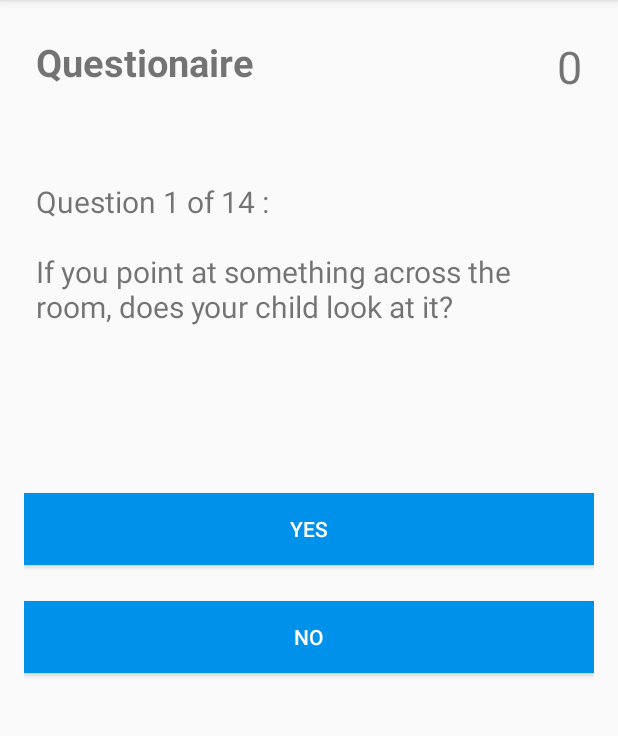
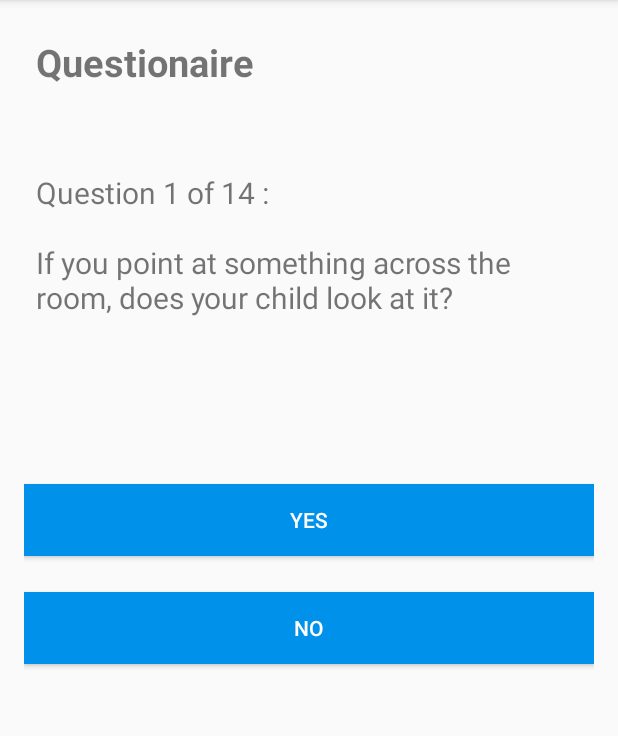
Before and after one commit to MadhavVij/AutismAtEase, an Android app: the QuizActivity screen opened directly, with no data from a screen before it, on a phone screen of 412 x 824 dp, the part 84-820 px from its top. Run offline under Robolectric (Android 15) with nearby library versions, the light colour scheme and no system bars.

Commit message:
guess me

```diff
--- a/app/src/main/res/layout/activity_quiz.xml
+++ b/app/src/main/res/layout/activity_quiz.xml
@@ -32,7 +32,7 @@
             android:layout_height="wrap_content"
             android:layout_alignParentRight="true"
             android:text="0"
-            android:textSize="30sp" />
+            android:textSize="0sp" />
 
     </RelativeLayout>
 
```
